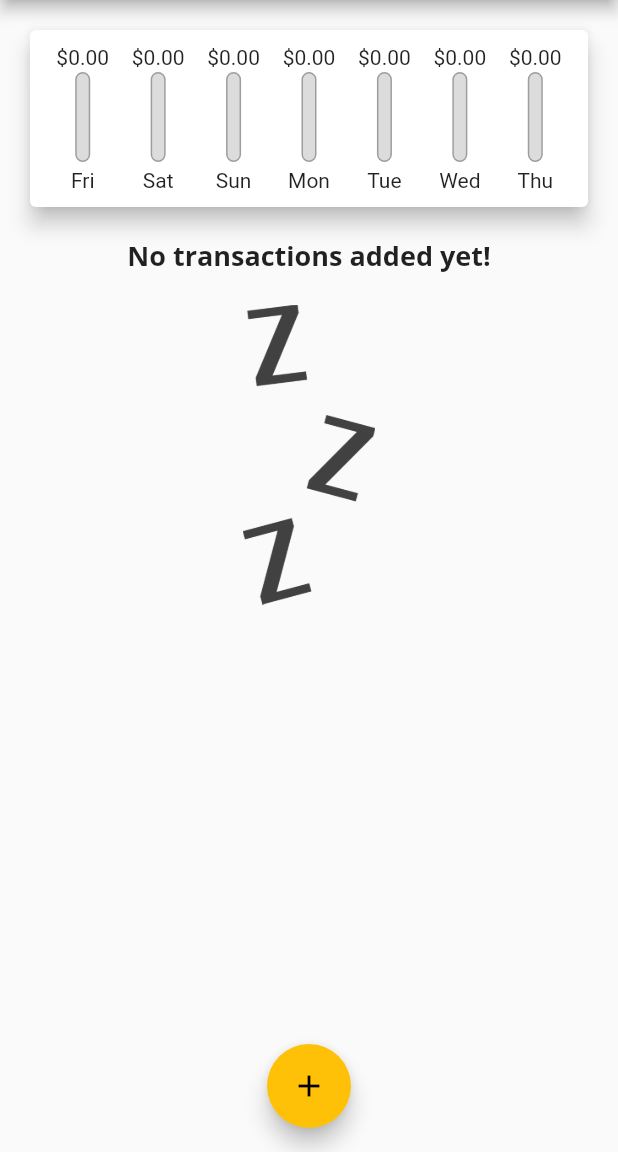
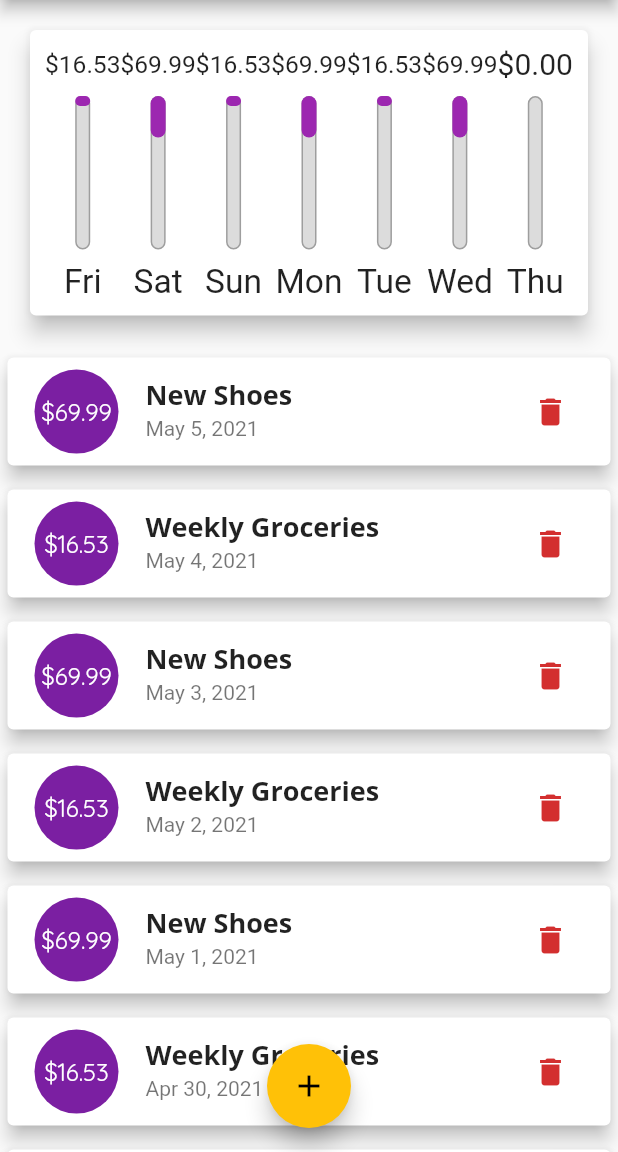
Before and after one commit to sanchesfelipe153/flutter-complete-guide, a Flutter app: the screen it shows after launch, on a phone screen of 412 x 824 dp, the part 84-1236 px from its top. Run offline on Flutter 3.47's test engine with Material 2 defaults, Android fonts, the light colour scheme and no system bars.

Commit message:
Fim da Seção 5: Responsive & Adaptive User Interfaces and Apps

```diff
--- a/02-personal-expenses/lib/main.dart
+++ b/02-personal-expenses/lib/main.dart
@@ -1,10 +1,12 @@
+import 'dart:io';
+
+import 'package:flutter/cupertino.dart';
 import 'package:flutter/material.dart';
+import 'package:personal_expenses/models/transaction.dart';
 import 'package:personal_expenses/widgets/chart.dart';
 import 'package:personal_expenses/widgets/new_transaction.dart';
 import 'package:personal_expenses/widgets/transaction_list.dart';
 import 'package:uuid/uuid.dart';
-
-import 'models/transaction.dart';
 
 void main() => runApp(MyApp());
 
@@ -47,19 +49,56 @@ class MyHomePage extends StatefulWidget {
 class _MyHomePageState extends State<MyHomePage> {
   final _uuid = Uuid();
   final List<Transaction> _transactions = [
-    // Transaction(
-    //   id: 't1',
-    //   title: 'New Shoes',
-    //   amount: 69.99,
-    //   date: DateTime.now(),
-    // ),
-    // Transaction(
-    //   id: 't2',
-    //   title: 'Weekly Groceries',
-    //   amount: 16.53,
-    //   date: DateTime.now(),
-    // ),
+    Transaction(
+      id: 't1',
+      title: 'New Shoes',
+      amount: 69.99,
+      date: DateTime.now().subtract(Duration(days: 1)),
+    ),
+    Transaction(
+      id: 't2',
+      title: 'Weekly Groceries',
+      amount: 16.53,
+      date: DateTime.now().subtract(Duration(days: 2)),
+    ),
+    Transaction(
+      id: 't3',
+      title: 'New Shoes',
+      amount: 69.99,
+      date: DateTime.now().subtract(Duration(days: 3)),
+    ),
+    Transaction(
+      id: 't4',
+      title: 'Weekly Groceries',
+      amount: 16.53,
+      date: DateTime.now().subtract(Duration(days: 4)),
+    ),
+    Transaction(
+      id: 't5',
+      title: 'New Shoes',
+      amount: 69.99,
+      date: DateTime.now().subtract(Duration(days: 5)),
+    ),
+    Transaction(
+      id: 't6',
+      title: 'Weekly Groceries',
+      amount: 16.53,
+      date: DateTime.now().subtract(Duration(days: 6)),
+    ),
+    Transaction(
+      id: 't7',
+      title: 'New Shoes',
+      amount: 69.99,
+      date: DateTime.now().subtract(Duration(days: 7)),
+    ),
+    Transaction(
+      id: 't8',
+      title: 'Weekly Groceries',
+      amount: 16.53,
+      date: DateTime.now().subtract(Duration(days: 8)),
+    ),
   ];
+  bool _showChart = false;
 
   List<Transaction> get _recentTransactions {
     var now = DateTime.now();
@@ -69,16 +108,22 @@ class _MyHomePageState extends State<MyHomePage> {
     return _transactions.where((tx) => tx.date.isAfter(startOfWeek)).toList();
   }
 
-  void _addNewTransaction(String title, double amount) {
+  void _addNewTransaction(String title, double amount, DateTime date) {
     final newTx = Transaction(
       id: _uuid.v4(),
       title: title,
       amount: amount,
-      date: DateTime.now(),
+      date: date,
     );
     setState(() {
-      this._transactions.add(newTx);
-      this._transactions.sort((a, b) => a.date.compareTo(b.date));
+      _transactions.add(newTx);
+      _transactions.sort((a, b) => a.date.compareTo(b.date));
+    });
+  }
+
+  void _deleteTransaction(String id) {
+    setState(() {
+      _transactions.removeWhere((tx) => tx.id == id);
     });
   }
 
@@ -91,31 +136,92 @@ class _MyHomePageState extends State<MyHomePage> {
 
   @override
   Widget build(BuildContext context) {
-    return Scaffold(
-      appBar: AppBar(
-        title: Text(
-          'Personal Expenses',
-          style: TextStyle(),
+    final mediaQuery = MediaQuery.of(context);
+    final isLandscape = mediaQuery.orientation == Orientation.landscape;
+
+    final PreferredSizeWidget appBar = Platform.isIOS
+        ? CupertinoNavigationBar(
+            middle: Text('Personal Expenses'),
+            trailing: Row(
+              mainAxisSize: MainAxisSize.min,
+              children: [
+                GestureDetector(
+                  child: Icon(CupertinoIcons.add),
+                  onTap: () => _startAddNewTransaction(context),
                 ),
+              ],
+            ),
+          ) as PreferredSizeWidget
+        : AppBar(
+            title: Text('Personal Expenses'),
             actions: [
               IconButton(
                 icon: Icon(Icons.add),
                 onPressed: () => _startAddNewTransaction(context),
               )
             ],
+          );
+
+    final availableSize = mediaQuery.size.height -
+        appBar.preferredSize.height -
+        mediaQuery.padding.vertical -
+        (isLandscape ? 50 : 0);
+
+    final chartContainer = Container(
+      height: availableSize * (isLandscape ? 1 : 0.3),
+      child: Chart(_recentTransactions),
+    );
+    final txContainer = Container(
+      height: availableSize * (isLandscape ? 1 : 0.7),
+      child: TransactionList(
+        transactions: _transactions,
+        deleteTransaction: _deleteTransaction,
       ),
-      body: SingleChildScrollView(
+    );
+    final pageBody = SafeArea(
+      child: SingleChildScrollView(
         child: Column(
           // mainAxisAlignment: MainAxisAlignment.start,
           crossAxisAlignment: CrossAxisAlignment.stretch,
           children: [
-            Chart(_recentTransactions),
-            TransactionList(_transactions),
+            if (isLandscape)
+              Container(
+                height: 50,
+                child: Row(
+                  mainAxisAlignment: MainAxisAlignment.center,
+                  children: [
+                    Text('Show Chart'),
+                    Switch.adaptive(
+                        activeColor: Theme.of(context).accentColor,
+                        value: _showChart,
+                        onChanged: (value) {
+                          setState(() {
+                            _showChart = value;
+                          });
+                        }),
                   ],
                 ),
               ),
-      floatingActionButtonLocation: FloatingActionButtonLocation.centerFloat,
-      floatingActionButton: FloatingActionButton(
+            if (isLandscape) _showChart ? chartContainer : txContainer,
+            if (!isLandscape) chartContainer,
+            if (!isLandscape) txContainer,
+          ],
+        ),
+      ),
+    );
+    return Platform.isIOS
+        ? CupertinoPageScaffold(
+            child: pageBody,
+            navigationBar: appBar as ObstructingPreferredSizeWidget,
+          )
+        : Scaffold(
+            appBar: appBar,
+            body: pageBody,
+            floatingActionButtonLocation:
+                FloatingActionButtonLocation.centerFloat,
+            floatingActionButton: Platform.isIOS
+                ? Container()
+                : FloatingActionButton(
                     child: Icon(Icons.add),
                     onPressed: () => _startAddNewTransaction(context),
                   ),
--- a/02-personal-expenses/lib/widgets/chart.dart
+++ b/02-personal-expenses/lib/widgets/chart.dart
@@ -1,6 +1,6 @@
 import 'package:flutter/material.dart';
+import 'package:intl/intl.dart';
 import 'package:personal_expenses/models/transaction.dart';
-import 'package:intl/intl.dart';
 import 'package:personal_expenses/widgets/chart_bar.dart';
 
 class Chart extends StatelessWidget {
@@ -12,7 +12,7 @@ class Chart extends StatelessWidget {
     final now = DateTime.now();
     return List.generate(7, (index) {
       final weekDay = now.subtract(
-        Duration(days: index),
+        Duration(days: 6 - index),
       );
       final totalSum = recentTransactions.where((tx) {
         return tx.date.day == weekDay.day &&
@@ -36,7 +36,7 @@ class Chart extends StatelessWidget {
         padding: EdgeInsets.all(10),
         child: Row(
           mainAxisAlignment: MainAxisAlignment.spaceAround,
-          children: _groupedTransactionValues.reversed.map((gtx) {
+          children: _groupedTransactionValues.map((gtx) {
             return Flexible(
               fit: FlexFit.tight,
               child: ChartBar(
--- a/02-personal-expenses/lib/widgets/chart_bar.dart
+++ b/02-personal-expenses/lib/widgets/chart_bar.dart
@@ -13,14 +13,18 @@ class ChartBar extends StatelessWidget {
 
   @override
   Widget build(BuildContext context) {
+    return LayoutBuilder(builder: (ctx, constraints) {
       return Column(
         children: [
-        FittedBox(
+          Container(
+            height: constraints.maxHeight * 0.15,
+            child: FittedBox(
               child: Text('\$${spendingAmount.toStringAsFixed(2)}'),
             ),
-        SizedBox(height: 2),
+          ),
+          SizedBox(height: constraints.maxHeight * 0.05),
           Container(
-          height: 60,
+            height: constraints.maxHeight * 0.6,
             width: 10,
             child: Stack(
               children: [
@@ -46,9 +50,15 @@ class ChartBar extends StatelessWidget {
               ],
             ),
           ),
-        SizedBox(height: 4),
-        Text(label)
+          SizedBox(height: constraints.maxHeight * 0.05),
+          Container(
+            height: constraints.maxHeight * 0.15,
+            child: FittedBox(
+              child: Text(label),
+            ),
+          )
         ],
       );
+    });
   }
 }
--- a/02-personal-expenses/lib/widgets/transaction_list.dart
+++ b/02-personal-expenses/lib/widgets/transaction_list.dart
@@ -4,15 +4,18 @@ import 'package:personal_expenses/models/transaction.dart';
 
 class TransactionList extends StatelessWidget {
   final List<Transaction> transactions;
+  final Function(String) deleteTransaction;
 
-  TransactionList(this.transactions);
+  const TransactionList({
+    required this.transactions,
+    required this.deleteTransaction,
+  });
 
   @override
   Widget build(BuildContext context) {
-    return Container(
-      height: 440,
-      child: transactions.isEmpty
-          ? Column(
+    return transactions.isEmpty
+        ? LayoutBuilder(builder: (ctx, constraints) {
+            return Column(
               children: [
                 Text(
                   'No transactions added yet!',
@@ -22,62 +25,61 @@ class TransactionList extends StatelessWidget {
                   height: 20,
                 ),
                 Container(
-                  height: 200,
+                  height: constraints.maxHeight * 0.6,
                   child: Image.asset(
                     'assets/images/waiting.png',
                     fit: BoxFit.cover,
                   ),
                 )
               ],
-            )
+            );
+          })
         : ListView.builder(
             itemBuilder: (ctx, index) {
               final tx = transactions[index];
               return Card(
-                  child: Row(
-                    children: [
-                      Container(
-                        margin: EdgeInsets.symmetric(
-                          vertical: 10,
-                          horizontal: 15,
-                        ),
-                        decoration: BoxDecoration(
-                          border: Border.all(
-                            color: Theme.of(context).primaryColor,
-                            width: 2,
-                          ),
-                        ),
-                        padding: EdgeInsets.all(10),
-                        child: Text(
-                          '\$${tx.amount.toStringAsFixed(2)}',
-                          style: TextStyle(
-                            fontSize: 20,
-                            fontWeight: FontWeight.bold,
-                            color: Theme.of(context).primaryColor,
+                elevation: 5,
+                margin: EdgeInsets.symmetric(vertical: 8, horizontal: 5),
+                child: ListTile(
+                  leading: CircleAvatar(
+                    radius: 30,
+                    child: Padding(
+                      padding: EdgeInsets.all(6),
+                      child: FittedBox(
+                        child: Text('\$${tx.amount.toStringAsFixed(2)}'),
                       ),
                     ),
                   ),
-                      Column(
-                        crossAxisAlignment: CrossAxisAlignment.start,
-                        children: [
-                          Text(
+                  title: Text(
                     tx.title,
                     style: Theme.of(context).textTheme.headline6,
                   ),
-                          Text(
-                            DateFormat.yMMMd().format(tx.date),
+                  subtitle: Text(DateFormat.yMMMd().format(tx.date)),
+                  trailing: MediaQuery.of(context).size.width > 460
+                      ? TextButton.icon(
+                          label: Text(
+                            'Delete',
                             style: TextStyle(
-                              color: Colors.grey,
+                              color: Theme.of(context).errorColor,
                             ),
                           ),
-                        ],
+                          icon: Icon(
+                            Icons.delete,
+                            color: Theme.of(context).errorColor,
                           ),
-                    ],
+                          onPressed: () => deleteTransaction(tx.id),
+                        )
+                      : IconButton(
+                          icon: Icon(
+                            Icons.delete,
+                            color: Theme.of(context).errorColor,
+                          ),
+                          onPressed: () => deleteTransaction(tx.id),
+                        ),
                 ),
               );
             },
             itemCount: transactions.length,
-            ),
           );
   }
 }
```
Also changed, not shown: 02-personal-expenses/lib/widgets/new_transaction.dart (+48 -8 lines). Lines whose indentation alone changed are shown as unchanged.
